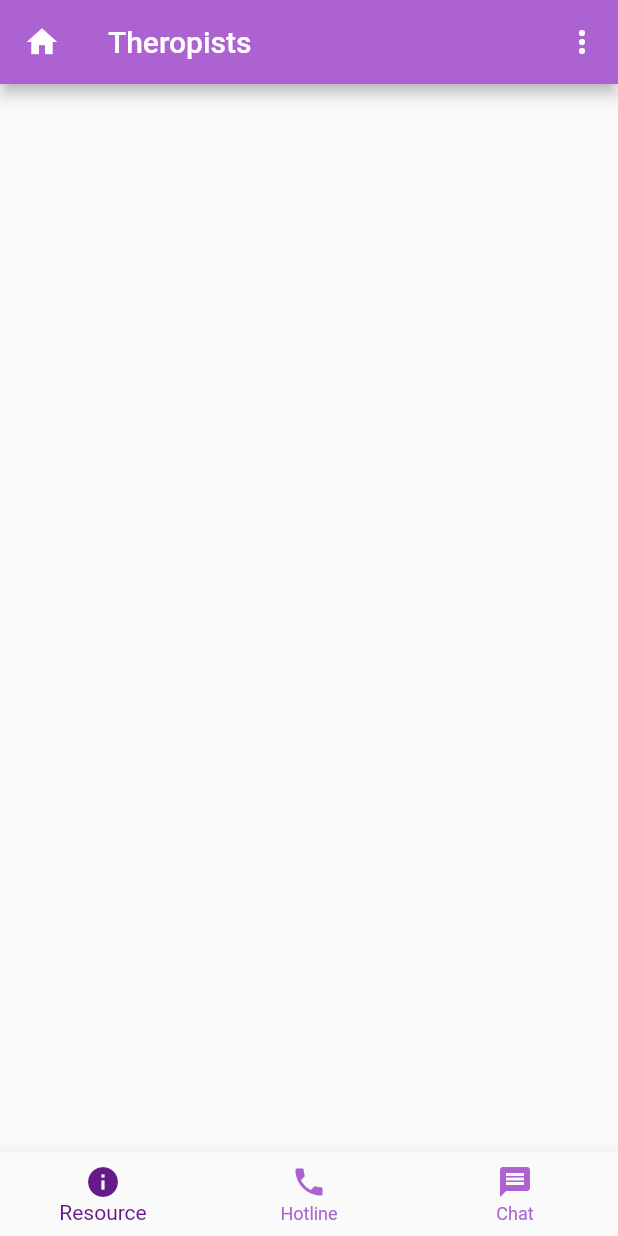
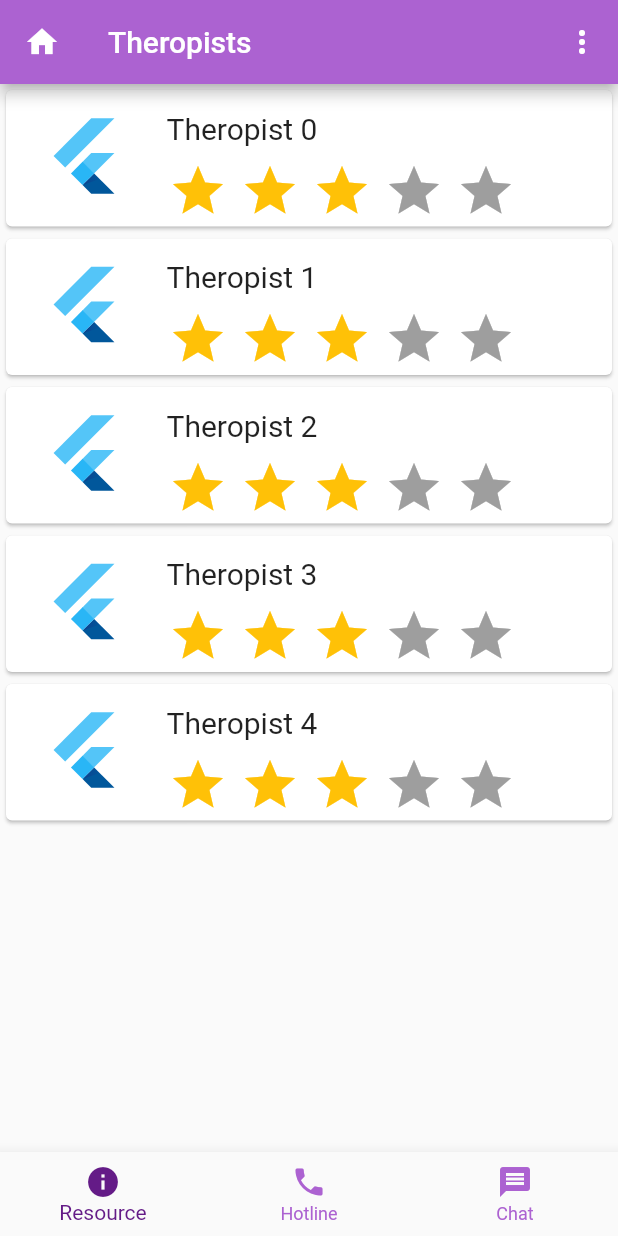
Before and after one commit to Rajmeet/BestFriend, a Flutter app: the ResourceScreen screen opened directly, on a phone screen of 412 x 824 dp. Run offline on Flutter 3.47's test engine with Material 2 defaults, Android fonts, the phone set to English and light mode, and no system bars; drawn by our look-alikes of flutter_rating_bar.

Commit message:
list view

```diff
--- a/lib/resource_screen.dart
+++ b/lib/resource_screen.dart
@@ -3,6 +3,8 @@ import 'package:flutter/material.dart';
 import 'about.dart';
 import 'tos.dart';
 import 'custom_navbar.dart';
+
+import 'package:flutter_rating_bar/flutter_rating_bar.dart';
 
 class ResourceScreen extends StatefulWidget {
   const ResourceScreen({Key? key}) : super(key: key);
@@ -54,6 +56,38 @@ class _ResourceScreenState extends State<ResourceScreen> {
           ),
         ],
       ),
+      body: ListView.builder(
+          itemCount: 5,
+          itemBuilder: (context, index) {
+            return Card(
+              child: ListTile(
+                leading: FlutterLogo(size: 72.0),
+                // add padding to the top of the title
+                title: Padding(
+                  padding: const EdgeInsets.fromLTRB(3, 10, 5, 10),
+                  child: Text(
+                    "Theropist $index",
+                    style: TextStyle(fontSize: 20),
+                  ),
+                ),
+                subtitle: RatingBar.builder(
+                  initialRating: 3,
+                  minRating: 1,
+                  direction: Axis.horizontal,
+                  allowHalfRating: true,
+                  itemCount: 5,
+                  itemPadding: EdgeInsets.symmetric(horizontal: 4.0),
+                  itemBuilder: (context, _) => Icon(
+                    Icons.star,
+                    color: Colors.amber,
+                  ),
+                  onRatingUpdate: (rating) {
+                    print(rating);
+                  },
+                ),
+              ),
+            );
+          }),
       bottomNavigationBar: CustomNavBar(0),
     );
   }
--- a/lib/resources.dart
+++ b/lib/resources.dart
@@ -9,6 +9,8 @@ class ResourceScreen extends StatefulWidget {
 
   @override
   _ResourceScreenState createState() => _ResourceScreenState();
+
+  // make a list for name and description
 }
 
 class _ResourceScreenState extends State<ResourceScreen> {
--- a/pubspec.yaml
+++ b/pubspec.yaml
@@ -36,6 +36,7 @@ dependencies:
   # The following adds the Cupertino Icons font to your application.
   # Use with the CupertinoIcons class for iOS style icons.
   cupertino_icons: ^1.0.2
+  flutter_rating_bar: ^4.0.1
 
 dev_dependencies:
   flutter_test:
```
Also changed, not shown: pubspec.lock.
